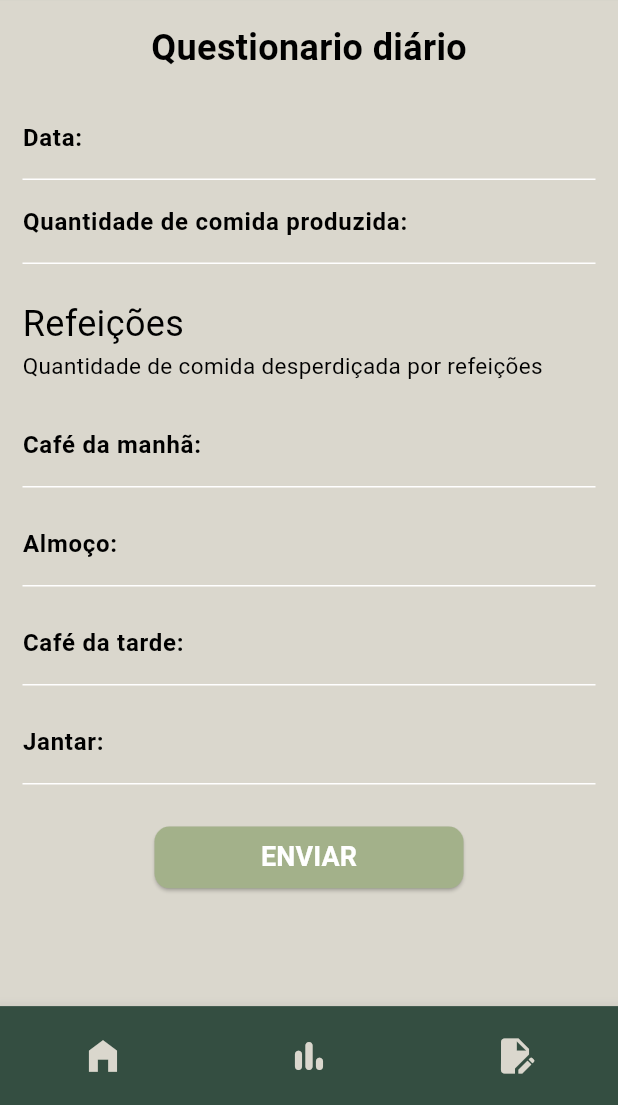
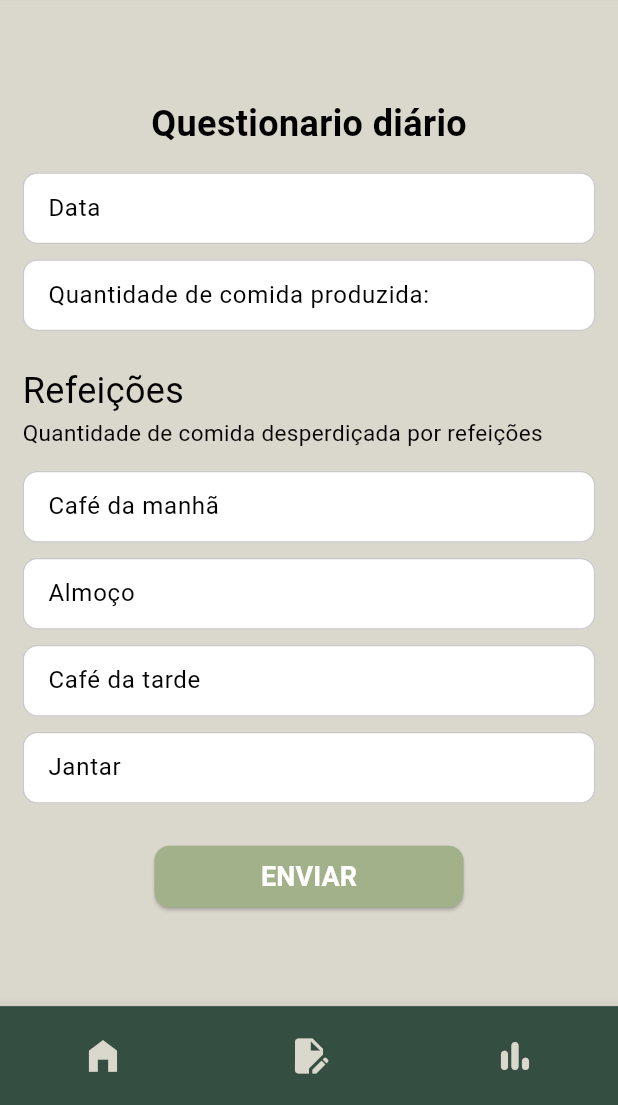
Before and after one commit to PietroBlackDev/Muzy-Sustentabilidade, a Flutter app: the screen it shows after launch, item 2 of the bottom bar chosen, on a phone screen of 412 x 824 dp, the part 131-1236 px from its top. Run offline on Flutter 3.47's test engine with Material 3 defaults, Android fonts, the phone set to English and light mode, and no system bars.

Commit message:
Alterações visuais
Criação do modulo de decoração dos inputs do aplicativo.

mudança no titulo do aplicativo.

Estilização dos inputs da area de questionario.

Utilizacação do singleChildScrollView para evitar quebra pelo teclado virtual.

Ordem dos botões do bottomnavigation organizados.

```diff
--- /dev/null
+++ b/lib/componentes/decoracao_campo_aut.dart
@@ -0,0 +1,15 @@
+import 'package:flutter/material.dart';
+
+InputDecoration getAuthenticationInputDecoration(String label) {
+  return InputDecoration(
+    hintText: label,
+    filled: true,
+    fillColor: Colors.white,
+    contentPadding: const EdgeInsets.fromLTRB(13, 7, 13, 7),
+    border: OutlineInputBorder(borderRadius: BorderRadius.circular(10)),
+    enabledBorder: OutlineInputBorder(
+      borderRadius: BorderRadius.circular(10),
+      borderSide: BorderSide(color: const Color.fromARGB(141, 158, 158, 158)),
+    ),
+  );
+}
--- a/lib/my_app.dart
+++ b/lib/my_app.dart
@@ -8,7 +8,7 @@ class MyApp extends StatelessWidget {
   @override
   Widget build(BuildContext context) {
     return MaterialApp(
-      title: 'Flutter Demo',
+      title: 'Muzy Sustentabilidade',
       debugShowCheckedModeBanner: false,
       theme: myTheme,
       home: HomeScreen(),
--- a/lib/pages/my_forms_page.dart
+++ b/lib/pages/my_forms_page.dart
@@ -1,9 +1,10 @@
 import 'package:flutter/material.dart';
 import 'package:intl/intl.dart';
+import 'package:tg/componentes/decoracao_campo_aut.dart';
 import 'package:tg/pages/my_screen_page.dart';
 
 class MyFormsPage extends StatefulWidget {
-  MyFormsPage();
+  const MyFormsPage({super.key});
 
   @override
   State<MyFormsPage> createState() => _MyFormsPageState();
@@ -18,6 +19,7 @@ class _MyFormsPageState extends State<MyFormsPage> {
       body: Center(
         child: Padding(
           padding: const EdgeInsets.all(15.0),
+          child: SingleChildScrollView(
             child: Column(
               mainAxisAlignment: MainAxisAlignment.start,
               crossAxisAlignment: CrossAxisAlignment.start,
@@ -29,16 +31,11 @@ class _MyFormsPageState extends State<MyFormsPage> {
                   ),
                 ),
                 SizedBox(height: 15),
+                TextField(decoration: getAuthenticationInputDecoration('Data')),
+                SizedBox(height: 10),
                 TextField(
-                decoration: InputDecoration(
-                  labelText: 'Data:',
-                  labelStyle: TextStyle(fontWeight: FontWeight.bold),
-                ),
-              ),
-              TextField(
-                decoration: InputDecoration(
-                  labelText: 'Quantidade de comida produzida:',
-                  labelStyle: TextStyle(fontWeight: FontWeight.bold),
+                  decoration: getAuthenticationInputDecoration(
+                    'Quantidade de comida produzida:',
                   ),
                 ),
                 SizedBox(height: 23),
@@ -49,31 +46,19 @@ class _MyFormsPageState extends State<MyFormsPage> {
                 ),
                 SizedBox(height: 15),
                 TextField(
-                decoration: InputDecoration(
-                  labelText: 'Café da manhã:',
-                  labelStyle: TextStyle(fontWeight: FontWeight.bold),
-                ),
+                  decoration: getAuthenticationInputDecoration('Café da manhã'),
                 ),
                 SizedBox(height: 10),
                 TextField(
-                decoration: InputDecoration(
-                  labelText: 'Almoço:',
-                  labelStyle: TextStyle(fontWeight: FontWeight.bold),
-                ),
+                  decoration: getAuthenticationInputDecoration('Almoço'),
                 ),
                 SizedBox(height: 10),
                 TextField(
-                decoration: InputDecoration(
-                  labelText: 'Café da tarde:',
-                  labelStyle: TextStyle(fontWeight: FontWeight.bold),
-                ),
+                  decoration: getAuthenticationInputDecoration('Café da tarde'),
                 ),
                 SizedBox(height: 10),
                 TextField(
-                decoration: InputDecoration(
-                  labelText: 'Jantar:',
-                  labelStyle: TextStyle(fontWeight: FontWeight.bold),
-                ),
+                  decoration: getAuthenticationInputDecoration('Jantar'),
                 ),
 
                 SizedBox(height: 28),
@@ -86,13 +71,16 @@ class _MyFormsPageState extends State<MyFormsPage> {
                     ),
                     child: ElevatedButton(
                       style: ElevatedButton.styleFrom(
-                      backgroundColor: Theme.of(context).colorScheme.secondary,
+                        backgroundColor:
+                            Theme.of(context).colorScheme.secondary,
                         shape: RoundedRectangleBorder(
                           borderRadius: BorderRadius.circular(10),
                         ),
                       ),
                       onPressed: () {
-                      Navigator.of(context).push(MaterialPageRoute(builder: (context) => HomeScreen()));
+                        Navigator.of(context).push(
+                          MaterialPageRoute(builder: (context) => HomeScreen()),
+                        );
                       },
                       child: Text(
                         "ENVIAR",
@@ -109,6 +97,7 @@ class _MyFormsPageState extends State<MyFormsPage> {
             ),
           ),
         ),
+      ),
     );
   }
 }
--- a/lib/pages/my_screen_page.dart
+++ b/lib/pages/my_screen_page.dart
@@ -46,14 +46,14 @@ class _HomeScreenState extends State<HomeScreen> {
             ),
             BottomNavigationBarItem(
               icon: Icon(
-                Icons.bar_chart_rounded,
+                Icons.edit_document,
                 color: Theme.of(context).colorScheme.surface,
               ),
               label: "",
             ),
             BottomNavigationBarItem(
               icon: Icon(
-                Icons.edit_document,
+                Icons.bar_chart_rounded,
                 color: Theme.of(context).colorScheme.surface,
               ),
               label: "",
```
Lines whose indentation alone changed are shown as unchanged.
